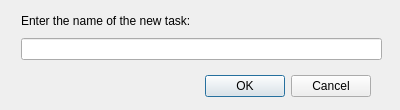
This is src/newtaskdialog.ui in pyridiss/kourglass as Qt 5 draws it before an edit. The edited form follows.
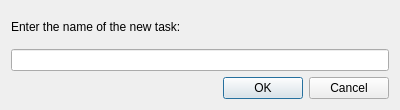
This is the edited form.

Commit message: NewTaskDialog and NewProjectDialog better designed.

Patch:
```diff
--- a/src/newtaskdialog.ui
+++ b/src/newtaskdialog.ui
@@ -13,31 +13,8 @@
   <property name="windowTitle">
    <string>Name of the task</string>
   </property>
-  <widget class="QDialogButtonBox" name="buttonBox">
-   <property name="geometry">
-    <rect>
-     <x>30</x>
-     <y>70</y>
-     <width>341</width>
-     <height>32</height>
-    </rect>
-   </property>
-   <property name="orientation">
-    <enum>Qt::Horizontal</enum>
-   </property>
-   <property name="standardButtons">
-    <set>QDialogButtonBox::Cancel|QDialogButtonBox::Ok</set>
-   </property>
-  </widget>
-  <widget class="QWidget" name="verticalLayoutWidget">
-   <property name="geometry">
-    <rect>
-     <x>21</x>
-     <y>9</y>
-     <width>361</width>
-     <height>51</height>
-    </rect>
-   </property>
+  <layout class="QVBoxLayout" name="verticalLayout_2">
+   <item>
    <layout class="QVBoxLayout" name="verticalLayout">
     <item>
      <widget class="QLabel" name="label">
@@ -50,7 +27,18 @@
      <widget class="QLineEdit" name="lineEdit"/>
     </item>
    </layout>
-  </widget>
+   </item>
+   <item>
+    <widget class="QDialogButtonBox" name="buttonBox">
+     <property name="orientation">
+      <enum>Qt::Horizontal</enum>
+     </property>
+     <property name="standardButtons">
+      <set>QDialogButtonBox::Cancel|QDialogButtonBox::Ok</set>
+     </property>
+    </widget>
+   </item>
+  </layout>
  </widget>
  <resources/>
  <connections>
```
Lines whose indentation alone changed are shown as unchanged. The commit also changes 2 other files.
